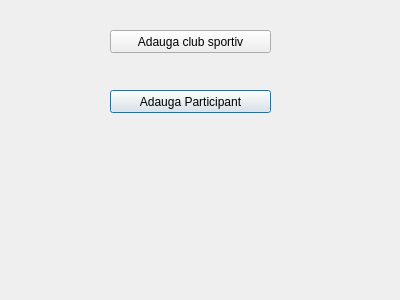
This is Competitie_Sportiva/gestionarecompetitie.ui in Nionutlucian/DatabaseProject-Sport-Competition as Qt 5 draws it before an edit. The edited form follows.
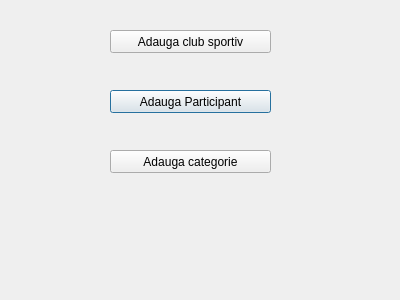
This is the edited form.

Commit message: Adaugare categorie de lupta

The edit to the form file:
```diff
--- a/Competitie_Sportiva/gestionarecompetitie.ui
+++ b/Competitie_Sportiva/gestionarecompetitie.ui
@@ -39,6 +39,19 @@
     <string>Adauga club sportiv</string>
    </property>
   </widget>
+  <widget class="QPushButton" name="b_addcat">
+   <property name="geometry">
+    <rect>
+     <x>110</x>
+     <y>150</y>
+     <width>161</width>
+     <height>23</height>
+    </rect>
+   </property>
+   <property name="text">
+    <string>Adauga categorie</string>
+   </property>
+  </widget>
  </widget>
  <resources/>
  <connections/>
```
The commit also changes 11 other files.
